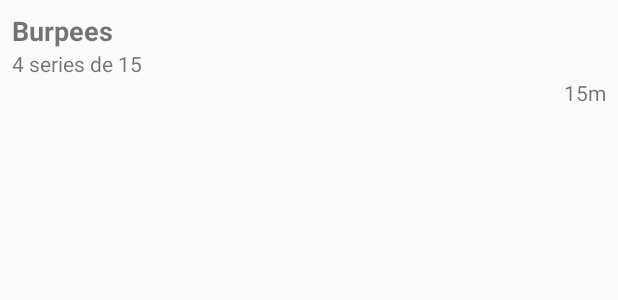
After one commit to andres-vasquez-coderoad-com/progra3-2020, an Android app: the layout quantine_task_layout.xml on its own in the app's theme, with its tools: preview values and no code run, on a phone screen of 412 x 824 dp. The commit adds this screen. Shown: the top 300 px of the screen. Run offline under Robolectric (Android 15) with nearby library versions, the phone set to English and light mode, and no system bars.

Commit message:
Clase 15-06 Base tasks.

```diff
--- a/app/src/main/res/layout/activity_menu.xml
+++ b/app/src/main/res/layout/activity_menu.xml
@@ -6,4 +6,10 @@
     android:layout_height="match_parent"
     tools:context=".MenuActivity">
 
+    <ListView
+        android:id="@+id/taskListView"
+        android:layout_width="match_parent"
+        android:layout_height="match_parent"
+        android:divider="@color/colorPrimary"
+        android:dividerHeight="1dp" />
 </RelativeLayout>
--- /dev/null
+++ b/app/src/main/res/layout/quantine_task_layout.xml
@@ -0,0 +1,30 @@
+<?xml version="1.0" encoding="utf-8"?>
+<LinearLayout xmlns:android="http://schemas.android.com/apk/res/android"
+    xmlns:tools="http://schemas.android.com/tools"
+    android:layout_width="match_parent"
+    android:layout_height="match_parent"
+    android:orientation="vertical"
+    android:padding="8dp">
+
+
+    <TextView
+        android:id="@+id/nameTextView"
+        android:layout_width="match_parent"
+        android:layout_height="wrap_content"
+        android:textSize="18sp"
+        android:textStyle="bold"
+        tools:text="Burpees" />
+
+    <TextView
+        android:id="@+id/detailsTextView"
+        android:layout_width="match_parent"
+        android:layout_height="wrap_content"
+        tools:text="4 series de 15" />
+
+    <TextView
+        android:id="@+id/durationTextView"
+        android:layout_width="match_parent"
+        android:layout_height="wrap_content"
+        android:gravity="end"
+        tools:text="15m" />
+</LinearLayout>
```
Also changed, not shown: app/src/main/java/com/andresvasquez/holamundoenclases/MenuActivity.java (+38 -0 lines), app/src/main/java/com/andresvasquez/holamundoenclases/adapter/TaskAdapter.java (added, +18 -0 lines), app/src/main/java/com/andresvasquez/holamundoenclases/model/QuarantineTask.java (added, +67 -0 lines).
